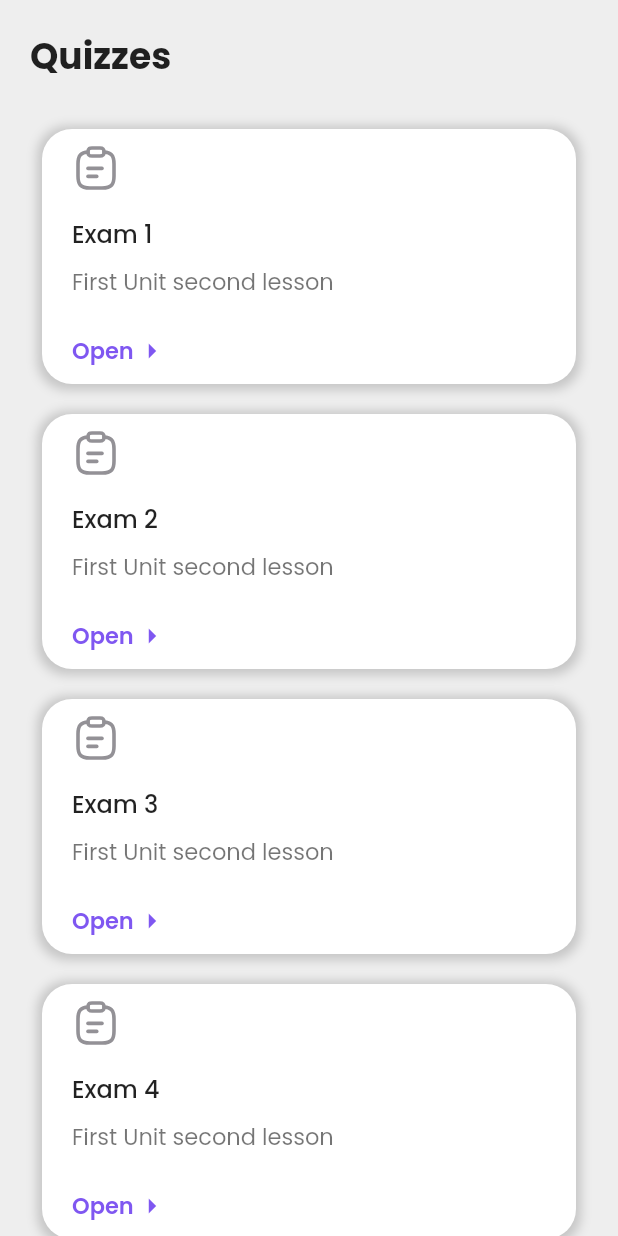
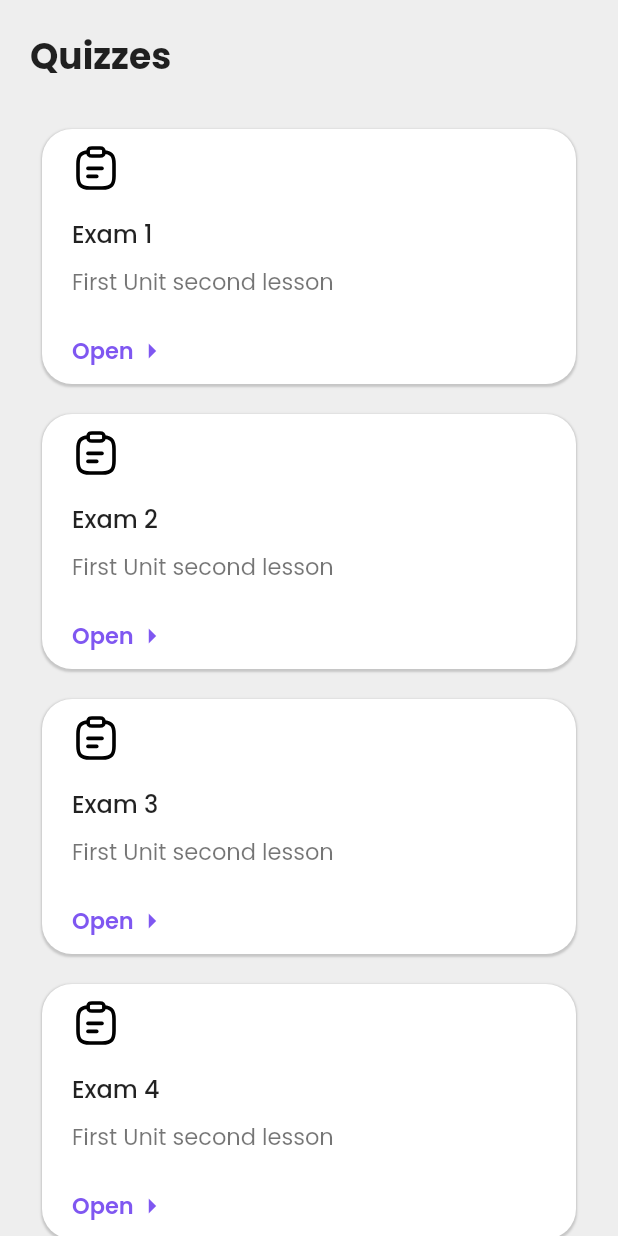
Before and after one commit to Root-IEEE/Flutter, a Flutter app: the QuizzesListScreen screen opened directly, on a phone screen of 412 x 824 dp. Run offline on Flutter 3.47's test engine with Material 2 defaults, Android fonts, the phone set to English and light mode, and no system bars; our stand-ins replace bloc, conditional_builder_null_safety, dio, flutter_bloc, flutter_otp_text_field, flutter_svg and 5 more; missing offline and left inert: vimeo_video_player_custom; accounts and stored records are empty; network calls fail.

Commit message:
Update Quiz Component UI

```diff
--- a/lib/shared/components/custom_widgets/list_of_quizzes_component.dart
+++ b/lib/shared/components/custom_widgets/list_of_quizzes_component.dart
@@ -27,9 +27,9 @@ class ListOfQuizzesComponents extends StatelessWidget {
             boxShadow: [
               BoxShadow(
                 color: Colors.grey.withOpacity(0.5),
-                spreadRadius: 3,
-                blurRadius: 5,
-                offset: const Offset(0, 1), // changes position of shadow
+                spreadRadius: 0.5,
+                blurRadius: 0.5,
+                offset: const Offset(0, 1),
               ),
             ],
           ),
@@ -45,7 +45,11 @@ class ListOfQuizzesComponents extends StatelessWidget {
                     crossAxisAlignment: CrossAxisAlignment.start,
                     children: [
                       SvgPicture.asset('assets/icons/clipboard-textIcons.svg',
-                          width: 32),
+                          colorFilter: const ColorFilter.mode(
+                              Colors.black, BlendMode.srcIn),
+                          height: 32,
+                          width: 32,
+                      ),
                       const SizedBox(
                         height: 16,
                       ),
```
